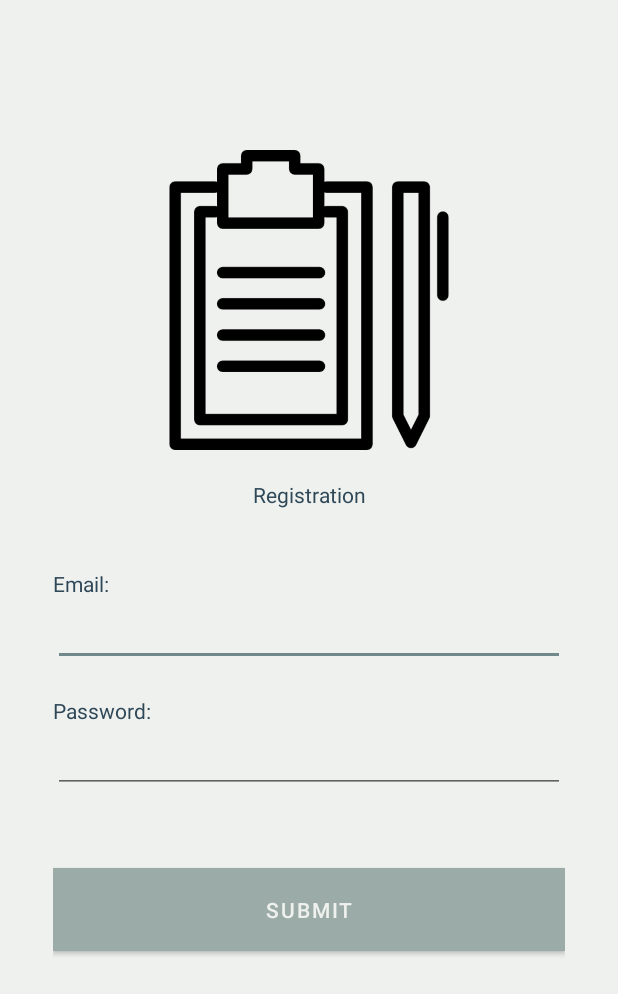
After one commit to thisisjasper/studibuds_prototype, an Android app: the RegistrationActivity screen opened directly, with no data from a screen before it, on a phone screen of 412 x 824 dp. The commit adds this screen. Shown: the top 994 px of the screen. Run offline under Robolectric (Android 15) with nearby library versions, the phone set to English and light mode, and no system bars; our stand-ins replace Firebase (no records; nobody signed in at launch, a user with empty details on screens opened directly).

Commit message:
Firebase auth, registration page added.

```diff
--- a/app/build.gradle
+++ b/app/build.gradle
@@ -36,6 +36,8 @@ android {
 dependencies {
     implementation platform('com.google.firebase:firebase-bom:31.3.0')
     implementation 'com.google.firebase:firebase-analytics-ktx'
+    implementation 'com.google.firebase:firebase-auth-ktx'
+
     implementation 'com.github.yuyakaido:cardstackview:2.3.4'
     implementation 'androidx.core:core-ktx:1.7.0'
     implementation 'androidx.appcompat:appcompat:1.6.1'
--- a/app/src/main/AndroidManifest.xml
+++ b/app/src/main/AndroidManifest.xml
@@ -11,6 +11,12 @@
         android:supportsRtl="true"
         android:theme="@style/Theme.StudiBuds"
         tools:targetApi="31">
+        <activity
+            android:name=".ProfileActivity"
+            android:exported="false" />
+        <activity
+            android:name=".RegistrationActivity"
+            android:exported="false" />
         <activity
             android:name=".LoginOrRegisterActivity"
             android:exported="false" />
--- /dev/null
+++ b/app/src/main/java/com/jasperzj/studibuds/RegistrationActivity.kt
@@ -0,0 +1,35 @@
+package com.jasperzj.studibuds
+
+import androidx.appcompat.app.AppCompatActivity
+import android.os.Bundle
+import android.widget.Button
+import android.widget.EditText
+import android.widget.Toast
+import com.google.firebase.auth.FirebaseAuth
+import com.google.firebase.auth.ktx.auth
+import com.google.firebase.ktx.Firebase
+
+class RegistrationActivity : AppCompatActivity() {
+    private lateinit var auth: FirebaseAuth
+    override fun onCreate(savedInstanceState: Bundle?) {
+        super.onCreate(savedInstanceState)
+        setContentView(R.layout.activity_registration)
+
+        var emailText = findViewById<EditText>(R.id.emailText)
+        var passwordText = findViewById<EditText>(R.id.passwordText)
+        var btnSubmit = findViewById<Button>(R.id.btnSubmit)
+
+        auth = FirebaseAuth.getInstance()
+        btnSubmit.setOnClickListener {
+            val email = emailText.text.toString()
+            val password = passwordText.text.toString()
+
+            auth.createUserWithEmailAndPassword(email, password)
+                .addOnCompleteListener(this) { task ->
+                    if (task.isSuccessful) {
+
+                    }
+                }
+        }
+    }
+}
--- /dev/null
+++ b/app/src/main/res/layout/activity_registration.xml
@@ -0,0 +1,71 @@
+<?xml version="1.0" encoding="utf-8"?>
+<LinearLayout xmlns:android="http://schemas.android.com/apk/res/android"
+    xmlns:app="http://schemas.android.com/apk/res-auto"
+    xmlns:tools="http://schemas.android.com/tools"
+    android:layout_width="match_parent"
+    android:layout_height="match_parent"
+    android:background="#EFF1EE"
+    tools:context=".RegistrationActivity"
+    android:orientation="vertical"
+    android:paddingLeft="35dp"
+    android:paddingRight="35dp"
+    android:paddingTop="50dp">
+
+    <ImageView
+        android:layout_marginTop="50dp"
+        android:id="@+id/imageView"
+        android:layout_width="200dp"
+        android:layout_height="200dp"
+        android:layout_gravity="center_horizontal"
+        app:srcCompat="@drawable/clipboard"
+        android:contentDescription="Image of clipboard"/>
+
+    <TextView
+        android:id="@+id/titleEmail"
+        android:layout_width="match_parent"
+        android:layout_height="wrap_content"
+        android:text="Registration"
+        android:gravity="center_horizontal"
+        android:layout_marginTop="20dp"
+        android:layout_marginBottom="20dp"
+        android:textColor="#2F4858"/>
+
+    <TextView
+        android:layout_marginTop="20dp"
+        android:id="@+id/titlePassword"
+        android:layout_width="match_parent"
+        android:layout_height="wrap_content"
+        android:text="Email:"
+        android:textColor="#2f4858"/>
+
+    <EditText
+        android:id="@+id/emailText"
+        android:layout_width="match_parent"
+        android:layout_height="45dp"
+        android:ems="10"
+        android:inputType="textEmailAddress" />
+
+    <TextView
+        android:layout_marginTop="20dp"
+        android:id="@+id/textView6"
+        android:layout_width="match_parent"
+        android:layout_height="wrap_content"
+        android:text="Password:"
+        android:textColor="#2f4858"/>
+
+    <EditText
+        android:id="@+id/passwordText"
+        android:layout_width="match_parent"
+        android:layout_height="45dp"
+        android:ems="10"
+        android:inputType="textPassword" />
+
+    <Button
+        android:id="@+id/btnSubmit"
+        android:layout_width="match_parent"
+        android:layout_height="wrap_content"
+        android:text="Submit"
+        android:background="#4E6871"
+        android:layout_marginTop="50dp"
+        android:padding="12dp"/>
+</LinearLayout>
```
Also changed, not shown: app/src/main/java/com/jasperzj/studibuds/LoginOrRegisterActivity.kt (+16 -0 lines), app/src/main/java/com/jasperzj/studibuds/MainActivity.kt (+13 -3 lines), app/src/main/java/com/jasperzj/studibuds/ProfileActivity.kt (added, +11 -0 lines), app/src/main/res/layout/activity_login_or_register.xml (+18 -27 lines), app/src/main/res/drawable/clipboard.png (added), 1 other file.
